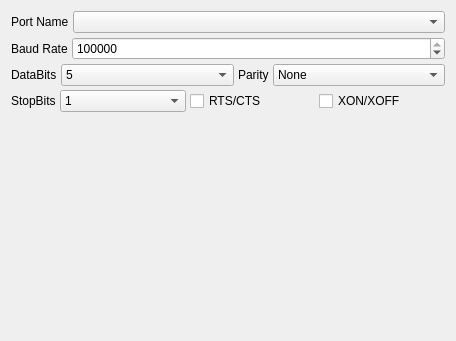
Old version of the form src/sessionoptions/sessionoptionsserialproperties.ui in the repository QQxiaoming/quardCRT.
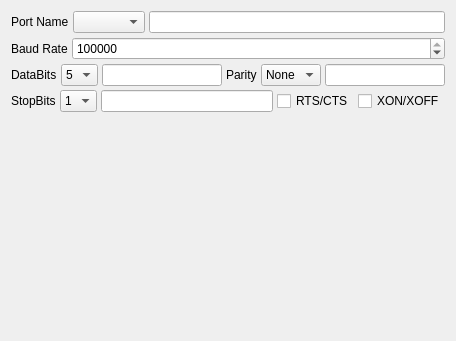
New version of the form.

The edit to the form file:
```diff
--- a/src/sessionoptions/sessionoptionsserialproperties.ui
+++ b/src/sessionoptions/sessionoptionsserialproperties.ui
@@ -35,6 +35,9 @@
      <item>
       <widget class="QComboBox" name="comboBoxPortName"/>
      </item>
+     <item>
+      <widget class="QLineEdit" name="lineEditReadOnlyPortName"/>
+     </item>
     </layout>
    </item>
    <item>
@@ -109,6 +112,9 @@
        </item>
       </widget>
      </item>
+     <item>
+      <widget class="QLineEdit" name="lineEditReadOnlyDataBits"/>
+     </item>
      <item>
       <widget class="QLabel" name="label_4">
        <property name="sizePolicy">
@@ -141,6 +147,9 @@
        </item>
       </widget>
      </item>
+     <item>
+      <widget class="QLineEdit" name="lineEditReadOnlyParity"/>
+     </item>
     </layout>
    </item>
    <item>
@@ -175,6 +184,9 @@
        </item>
       </widget>
      </item>
+     <item>
+      <widget class="QLineEdit" name="lineEditReadOnlyStopBits"/>
+     </item>
      <item>
       <widget class="QCheckBox" name="checkBoxFlowControl">
        <property name="text">
```
